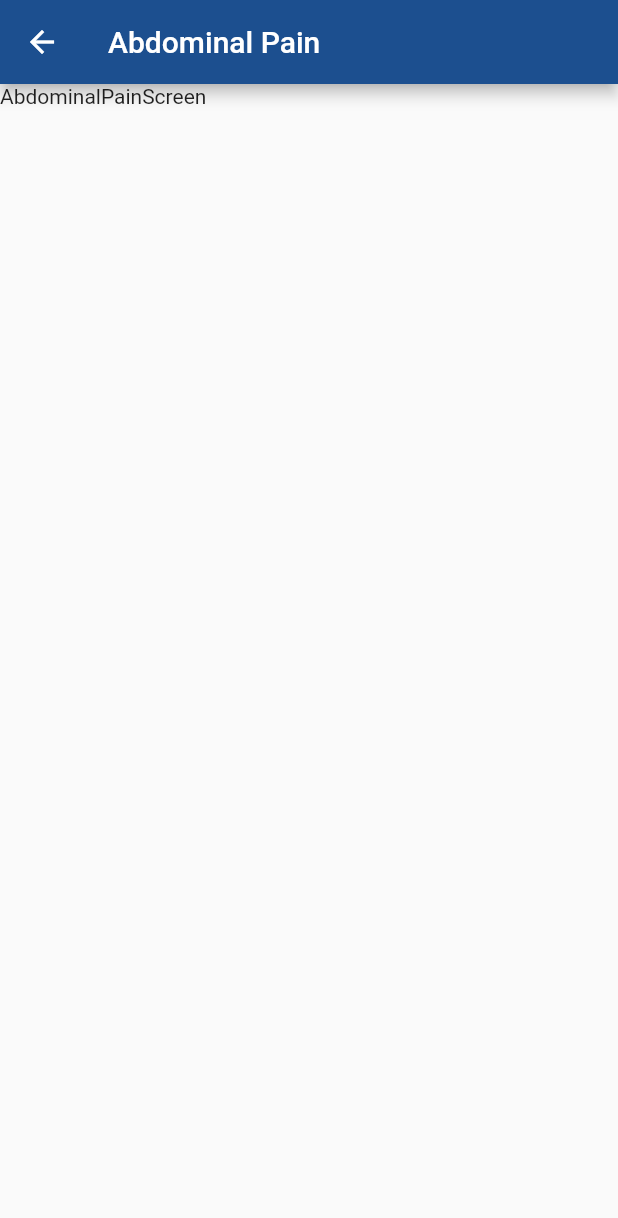
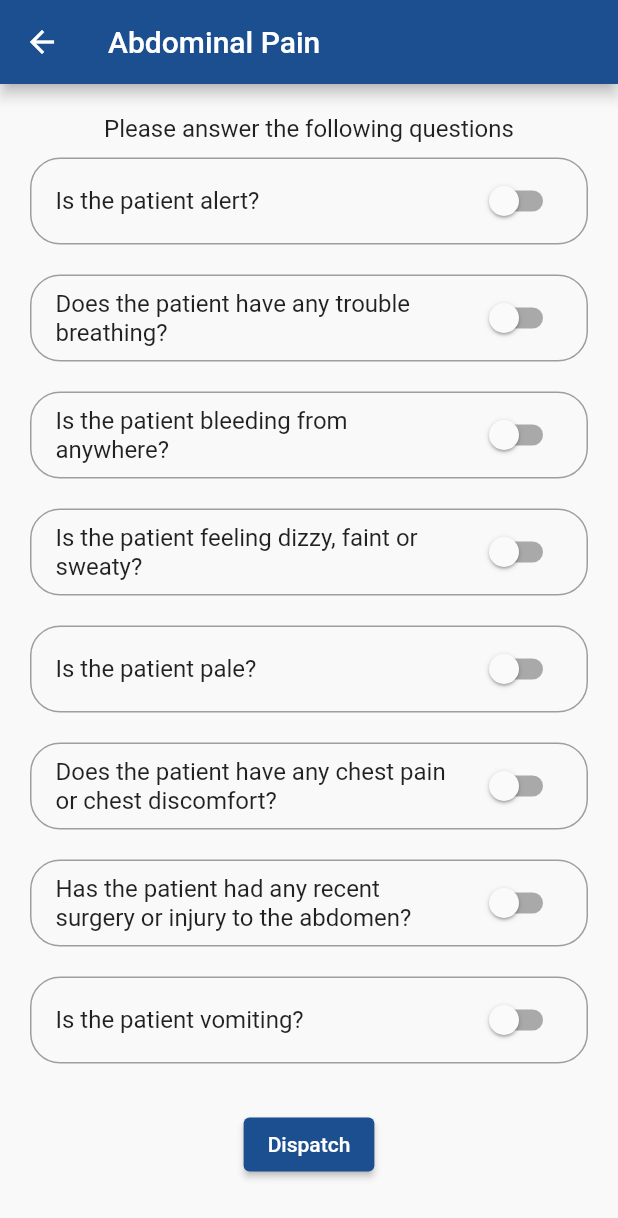
Before and after one commit to JHNet-Web-Development/hatzolah-dispatcher-app-v1, a Flutter app: the AbdominalPainScreen screen opened directly, on a phone screen of 412 x 824 dp. Shown: the top 1218 px of the screen. Run offline on Flutter 3.47's test engine with Material 2 defaults, Android fonts, the phone set to English and light mode, and no system bars; our stand-ins replace bloc, cloud_firestore, equatable, firebase_auth, firebase_core, flutter_bloc and 3 more; accounts and stored records are empty.

Commit message:
Added intial question form

```diff
--- a/lib/constants/constants.dart
+++ b/lib/constants/constants.dart
@@ -3,6 +3,7 @@ import 'package:hatzolah_dispatcher_app/utilities/hex_helper.dart';
 
 Color primaryColour = HexColor("#1c4f8f");
 Color secondaryColour = HexColor("#d12229");
+Color backgroundColour = HexColor("#f9f9f9");
 Color successColour = HexColor("#8dbf42");
 Color warningColour = HexColor("#e2a03f");
 Color dangerColour = HexColor("#e7515a");
--- a/lib/constants/themes.dart
+++ b/lib/constants/themes.dart
@@ -10,6 +10,7 @@ class HatzolahTheme {
       appBarTheme: AppBarTheme(
         backgroundColor: primaryColour,
       ),
+      scaffoldBackgroundColor: backgroundColour
     );
   }
 }
--- a/lib/ui/screens/call-of-nature-questions/abdominalPainScreen.dart
+++ b/lib/ui/screens/call-of-nature-questions/abdominalPainScreen.dart
@@ -1,4 +1,5 @@
 import 'package:flutter/material.dart';
+import 'package:hatzolah_dispatcher_app/constants/constants.dart';
 
 class AbdominalPainScreen extends StatefulWidget {
   const AbdominalPainScreen({Key? key}) : super(key: key);
@@ -8,14 +9,145 @@ class AbdominalPainScreen extends StatefulWidget {
 }
 
 class _AbdominalPainScreenState extends State<AbdominalPainScreen> {
+  bool _patientAlert = false;
+  bool _troubleBreathing = false;
+  bool _bleeding = false;
+  bool _dizzyrOrFaint = false;
+  bool _pale = false;
+  bool _chestPain = false;
+  bool _recentSurgery = false;
+  bool _recentVomiting = false;
+
+  _createCall() {
+  }
+
   @override
   Widget build(BuildContext context) {
     return Scaffold(
       appBar: AppBar(
         title: const Text("Abdominal Pain"),
       ),
-      body: Container(
-        child: Text("AbdominalPainScreen"),
+      body: Padding(
+        padding: const EdgeInsets.only(top: 20, left: 15, right: 15, bottom: 20),
+        child: SingleChildScrollView(
+          child: Column(
+            children: [
+              const Text("Please answer the following questions", style: TextStyle(fontSize: 16),),
+              Padding(
+                padding: const EdgeInsets.only(top: 10, left: 5, right: 5, bottom: 10),
+                child: SwitchListTile(
+                  title: const Text('Is the patient alert?'),
+                  value: _patientAlert,
+                  onChanged: (bool value) {
+                    setState(() {
+                      _patientAlert = value;
+                    });
+                  },
+                  shape: RoundedRectangleBorder(borderRadius: BorderRadius.circular(20.0), side: const BorderSide(color: Colors.grey, width: 1)),
+                ),
+              ),
+              Padding(
+                padding: const EdgeInsets.only(top: 10, left: 5, right: 5, bottom: 10),
+                child: SwitchListTile(
+                  title: const Text('Does the patient have any trouble breathing?'),
+                  value: _troubleBreathing,
+                  onChanged: (bool value) {
+                    setState(() {
+                      _troubleBreathing = value;
+                    });
+                  },
+                  shape: RoundedRectangleBorder(borderRadius: BorderRadius.circular(20.0), side: const BorderSide(color: Colors.grey, width: 1)),
+                ),
+              ),
+              Padding(
+                padding: const EdgeInsets.only(top: 10, left: 5, right: 5, bottom: 10),
+                child: SwitchListTile(
+                  title: const Text('Is the patient bleeding from anywhere?'),
+                  value: _bleeding,
+                  onChanged: (bool value) {
+                    setState(() {
+                      _bleeding = value;
+                    });
+                  },
+                  shape: RoundedRectangleBorder(borderRadius: BorderRadius.circular(20.0), side: const BorderSide(color: Colors.grey, width: 1)),
+                ),
+              ),
+              Padding(
+                padding: const EdgeInsets.only(top: 10, left: 5, right: 5, bottom: 10),
+                child: SwitchListTile(
+                  title: const Text('Is the patient feeling dizzy, faint or sweaty? '),
+                  value: _dizzyrOrFaint,
+                  onChanged: (bool value) {
+                    setState(() {
+                      _dizzyrOrFaint = value;
+                    });
+                  },
+                  shape: RoundedRectangleBorder(borderRadius: BorderRadius.circular(20.0), side: const BorderSide(color: Colors.grey, width: 1)),
+                ),
+              ),
+              Padding(
+                padding: const EdgeInsets.only(top: 10, left: 5, right: 5, bottom: 10),
+                child: SwitchListTile(
+                  title: const Text('Is the patient pale? '),
+                  value: _pale,
+                  onChanged: (bool value) {
+                    setState(() {
+                      _pale = value;
+                    });
+                  },
+                  shape: RoundedRectangleBorder(borderRadius: BorderRadius.circular(20.0), side: const BorderSide(color: Colors.grey, width: 1)),
+                ),
+              ),
+              Padding(
+                padding: const EdgeInsets.only(top: 10, left: 5, right: 5, bottom: 10),
+                child: SwitchListTile(
+                  title: const Text('Does the patient have any chest pain or chest discomfort? '),
+                  value: _chestPain,
+                  onChanged: (bool value) {
+                    setState(() {
+                      _chestPain = value;
+                    });
+                  },
+                  shape: RoundedRectangleBorder(borderRadius: BorderRadius.circular(20.0), side: const BorderSide(color: Colors.grey, width: 1)),
+                ),
+              ),
+              Padding(
+                padding: const EdgeInsets.only(top: 10, left: 5, right: 5, bottom: 10),
+                child: SwitchListTile(
+                  title: const Text('Has the patient had any recent surgery or injury to the abdomen?'),
+                  value: _recentSurgery,
+                  onChanged: (bool value) {
+                    setState(() {
+                      _recentSurgery = value;
+                    });
+                  },
+                  shape: RoundedRectangleBorder(borderRadius: BorderRadius.circular(20.0), side: const BorderSide(color: Colors.grey, width: 1)),
+                ),
+              ),
+              Padding(
+                padding: const EdgeInsets.only(top: 10, left: 5, right: 5, bottom: 10),
+                child: SwitchListTile(
+                  title: const Text('Is the patient vomiting?'),
+                  value: _recentVomiting,
+                  onChanged: (bool value) {
+                    setState(() {
+                      _recentVomiting = value;
+                    });
+                  },
+                  shape: RoundedRectangleBorder(borderRadius: BorderRadius.circular(20.0), side: const BorderSide(color: Colors.grey, width: 1)),
+                ),
+              ),
+              const SizedBox(height: 20),
+              ElevatedButton(
+                onPressed: () => _createCall(),
+                child: const Text("Dispatch"),
+                style: ElevatedButton.styleFrom(
+                  primary: primaryColour,
+                ),
+              )
+            ],
+          ),
+        ),
       ),
     );
   }
--- a/lib/ui/screens/home.dart
+++ b/lib/ui/screens/home.dart
@@ -151,7 +151,7 @@ class _HomeScreenState extends State<HomeScreen> with SingleTickerProviderStateM
           child: const Icon(Icons.add),
 
           onPressed: () => tabController.index == 0 ?  _createCall() :  _createHospital(),
-          backgroundColor: successColour,
+          backgroundColor: primaryColour,
         ),
       ),
     );
--- a/lib/ui/widgets/home/hospitalGridWidget.dart
+++ b/lib/ui/widgets/home/hospitalGridWidget.dart
@@ -41,7 +41,7 @@ class _HospitalGridWidgetState extends State<HospitalGridWidget> {
                       onTap: () => _editHospital(hospital),
                       child: Card(
                         child: ListTile(
-                          leading: Icon(Icons.apartment, size: 40, color: primaryColour),
+                          leading: Icon(Icons.apartment, size: 40, color: Colors.grey),
                           title: Padding(
                             padding: const EdgeInsets.only(bottom: 8.0),
                             child: RichText(
```
